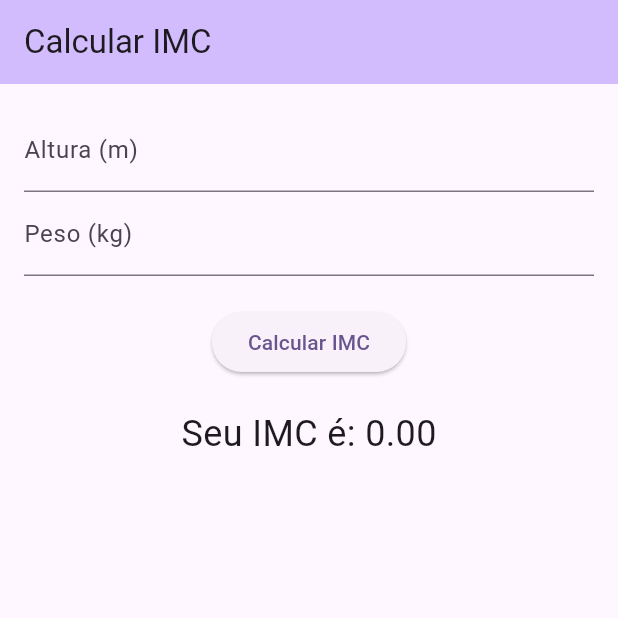
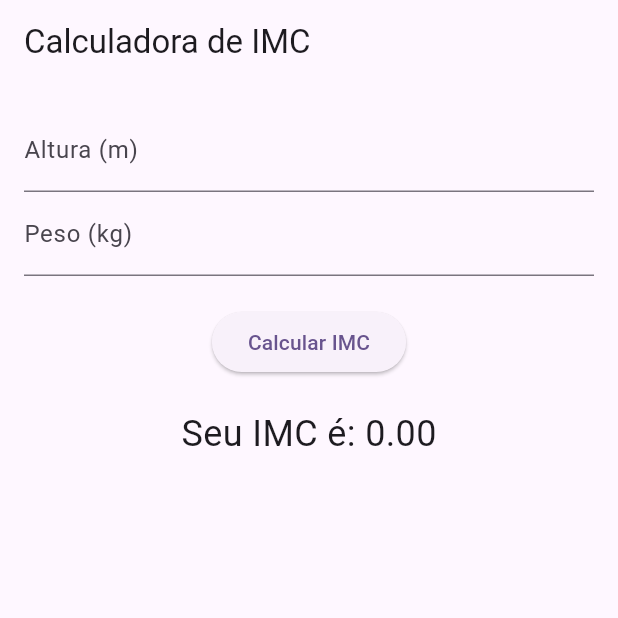
Before and after one commit to GabrielVasco13/calcula_imc, a Flutter app: the screen it shows after launch, on a phone screen of 412 x 824 dp, the top half of it. Run offline on Flutter 3.47's test engine with Material 3 defaults, Android fonts, the phone set to English and light mode, and no system bars.

```diff
--- a/lib/app/view_models/imc_view_model.dart
+++ b/lib/app/view_models/imc_view_model.dart
@@ -4,7 +4,9 @@ import 'package:flutter/material.dart';
 class ImcViewModel extends ChangeNotifier {
   final ImcModel _imcModel = ImcModel(weight: 0, height: 0);
 
-  double get imc => _imcModel.imc;
+  double _imc = 0;
+
+  double get imc => _imc;
 
   void setHeight(double height) {
     _imcModel.height = height;
@@ -17,7 +19,7 @@ class ImcViewModel extends ChangeNotifier {
   }
 
   void calculateImc() {
-    _imcModel.calculateImc();
+    _imc = _imcModel.calculateImc();
     notifyListeners();
   }
 }
--- a/lib/app/views/imc_view.dart
+++ b/lib/app/views/imc_view.dart
@@ -1,46 +1,77 @@
 import 'package:calcular_imc/app/view_models/imc_view_model.dart';
 import 'package:flutter/material.dart';
 
-class MyHomePage extends StatelessWidget {
-  const MyHomePage({super.key});
+class MyHomePage extends StatefulWidget {
+  final ImcViewModel viewModel;
+
+  const MyHomePage({super.key, required this.viewModel});
+
+  @override
+  State<MyHomePage> createState() => _MyHomePageState();
+}
+
+class _MyHomePageState extends State<MyHomePage> {
+  final TextEditingController _heightController = TextEditingController();
+  final TextEditingController _weightController = TextEditingController();
+  late VoidCallback listener;
+
+  @override
+  void initState() {
+    super.initState();
+
+    listener = () {
+      setState(() {});
+    };
+
+    widget.viewModel.addListener(listener);
+  }
+
+  @override
+  void dispose() {
+    widget.viewModel.removeListener(listener);
+    _heightController.dispose();
+    _weightController.dispose();
+    super.dispose();
+  }
 
   @override
   Widget build(BuildContext context) {
-    ImcViewModel viewModel = ImcViewModel();
-
     return Scaffold(
       appBar: AppBar(
-        backgroundColor: Theme.of(context).colorScheme.inversePrimary,
-        title: const Text("Calcular IMC"),
+        title: const Text('Calculadora de IMC'),
       ),
       body: Padding(
         padding: const EdgeInsets.all(16.0),
         child: Column(
           children: [
             TextField(
+              controller: _heightController,
               decoration: const InputDecoration(labelText: 'Altura (m)'),
               keyboardType: TextInputType.number,
               onChanged: (value) {
                 double height = double.tryParse(value) ?? 0;
-                viewModel.setHeight(height);
+                widget.viewModel.setHeight(height);
               },
             ),
             TextField(
+              controller: _weightController,
               decoration: const InputDecoration(labelText: 'Peso (kg)'),
               keyboardType: TextInputType.number,
               onChanged: (value) {
                 double weight = double.tryParse(value) ?? 0;
-                viewModel.setWeight(weight);
+                widget.viewModel.setWeight(weight);
               },
             ),
             const SizedBox(height: 20),
             ElevatedButton(
-              onPressed: () => viewModel.calculateImc(),
+              onPressed: () {
+                widget.viewModel.calculateImc();
+              },
               child: const Text('Calcular IMC'),
             ),
             const SizedBox(height: 20),
             Text(
-              'Seu IMC é: ${viewModel.imc.toStringAsFixed(2)}',
+              'Seu IMC é: ${widget.viewModel.imc.toStringAsFixed(2)}',
               style: const TextStyle(fontSize: 24),
             ),
           ],
--- a/lib/main.dart
+++ b/lib/main.dart
@@ -1,3 +1,4 @@
+import 'package:calcular_imc/app/view_models/imc_view_model.dart';
 import 'package:calcular_imc/app/views/imc_view.dart';
 import 'package:flutter/material.dart';
 
@@ -16,7 +17,7 @@ class MyApp extends StatelessWidget {
         colorScheme: ColorScheme.fromSeed(seedColor: Colors.deepPurple),
         useMaterial3: true,
       ),
-      home: const MyHomePage(),
+      home: MyHomePage(viewModel: ImcViewModel()),
     );
   }
 }
```
